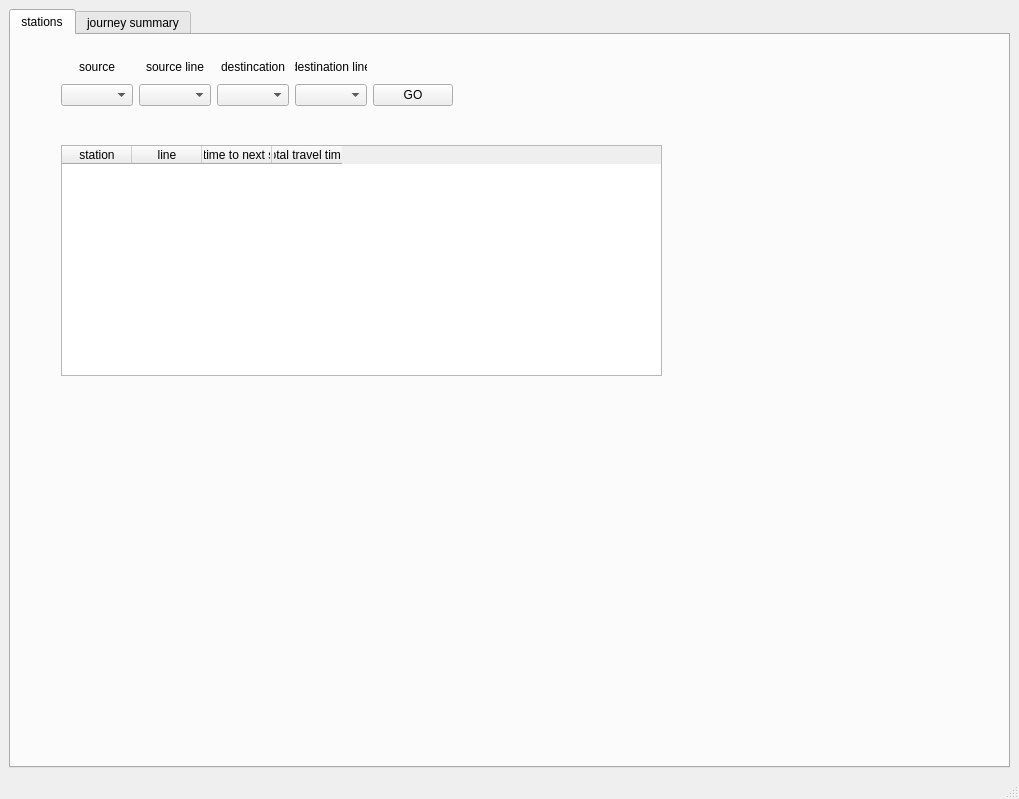
This is gui.ui in syed66/Shortest-path-app-TFL as Qt 5 draws it before an edit. The edited form follows.
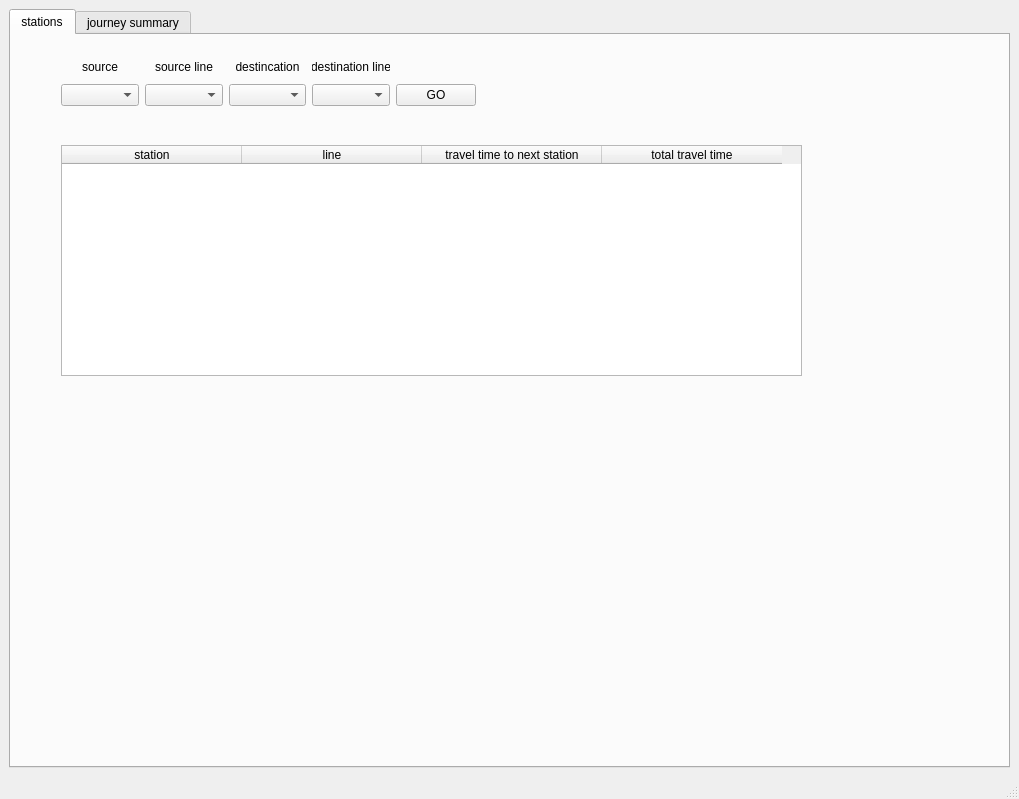
This is the edited form.

Diff of the .ui file:
```diff
--- a/gui.ui
+++ b/gui.ui
@@ -29,7 +29,7 @@
          <rect>
           <x>50</x>
           <y>110</y>
-          <width>601</width>
+          <width>741</width>
           <height>231</height>
          </rect>
         </property>
@@ -41,7 +41,7 @@
         </property>
         <property name="maximumSize">
          <size>
-          <width>601</width>
+          <width>750</width>
           <height>231</height>
          </size>
         </property>
@@ -55,7 +55,7 @@
          <bool>true</bool>
         </attribute>
         <attribute name="horizontalHeaderDefaultSectionSize">
-         <number>70</number>
+         <number>180</number>
         </attribute>
         <attribute name="horizontalHeaderStretchLastSection">
          <bool>false</bool>
@@ -81,12 +81,12 @@
          </property>
         </column>
        </widget>
-       <widget class="QWidget" name="">
+       <widget class="QWidget" name="layoutWidget">
         <property name="geometry">
          <rect>
           <x>50</x>
           <y>20</y>
-          <width>377</width>
+          <width>415</width>
           <height>51</height>
          </rect>
         </property>
```
